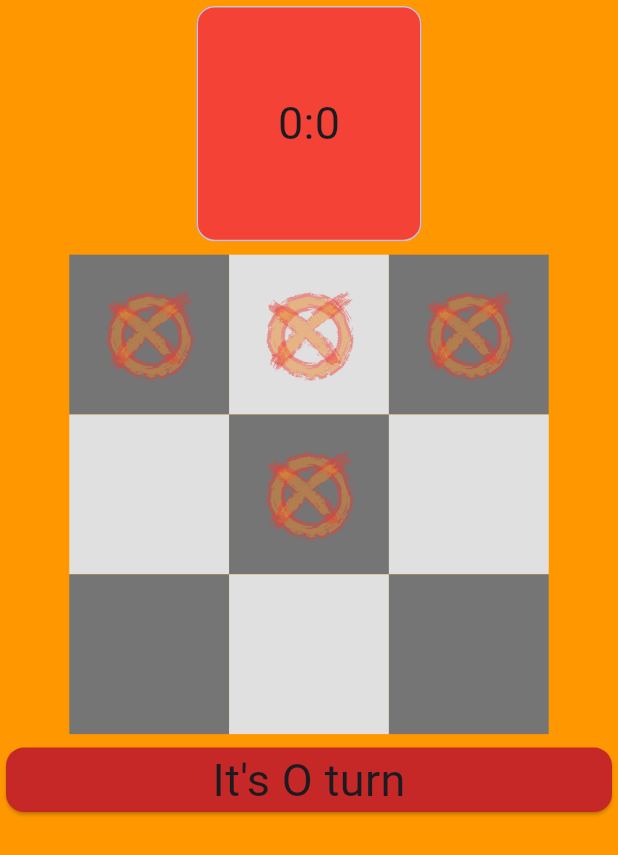
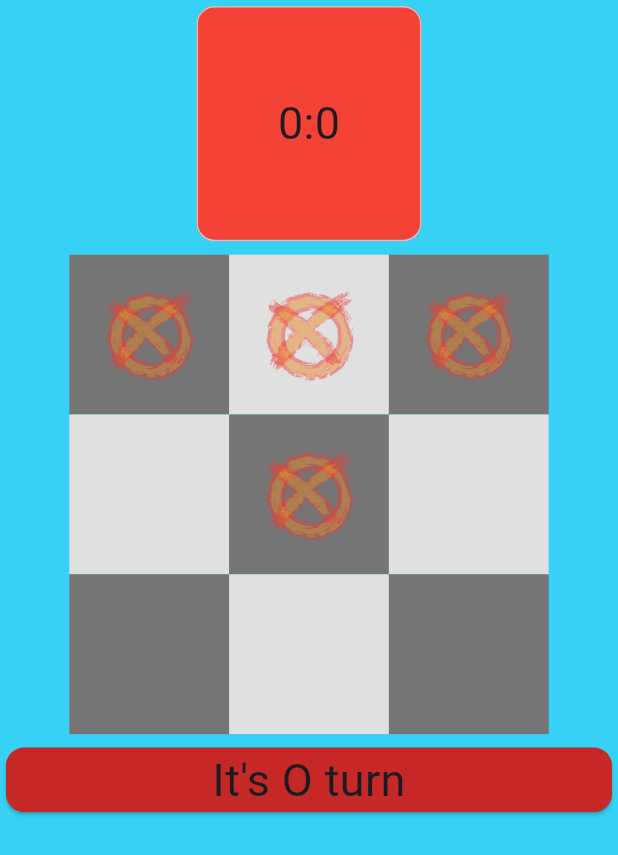
Before and after one commit to Nagepo/TicTacToe, a Flutter app: the screen it shows after launch, after a tap on "Play with a friend", on a phone screen of 412 x 824 dp. Shown: the top 855 px of the screen. Run offline on Flutter 3.47's test engine with Material 3 defaults, Android fonts, the phone set to English and light mode, and no system bars; our stand-ins replace flutter_riverpod, google_fonts.

Commit message:
Home button estetic

```diff
--- a/lib/main.dart
+++ b/lib/main.dart
@@ -68,11 +68,11 @@ class _MyHomePageState extends State<MyHomePage> {
     return Scaffold(
       backgroundColor: const Color.fromARGB(255, 54, 209, 244),
       body: Container(
-        decoration: const BoxDecoration(
+        /*decoration: const BoxDecoration(
           image: DecorationImage(
             image: AssetImage("assets/Back.png"),
           ),
-        ),
+        ),*/
         child: Center(
           child: Column(
             mainAxisSize: MainAxisSize.min,
@@ -102,7 +102,7 @@ class _MyHomePageState extends State<MyHomePage> {
                 children: [
                   Padding(
                     padding: const EdgeInsets.all(4.0),
-                    child: OutlinedButton(
+                    child: ElevatedButton(
                       onPressed: () {
                         Navigator.of(context).push(
                           MaterialPageRoute(
@@ -112,32 +112,35 @@ class _MyHomePageState extends State<MyHomePage> {
                       },
                       style: const ButtonStyle(
                         backgroundColor: WidgetStatePropertyAll(Colors.orange),
+                        elevation: WidgetStatePropertyAll(4),
                       ),
                       child: buttonPacking("Play with a friend", Icons.man),
                     ),
                   ),
                   Padding(
                     padding: const EdgeInsets.all(4.0),
-                    child: OutlinedButton(
+                    child: ElevatedButton(
                       onPressed: () {
                         Navigator.of(context).push(
                           MaterialPageRoute(
-                            builder: (context) => BotPage(),
+                            builder: (context) => const BotPage(),
                           ),
                         );
                       },
                       style: const ButtonStyle(
                         backgroundColor: WidgetStatePropertyAll(Colors.orange),
+                        elevation: WidgetStatePropertyAll(4),
                       ),
                       child: buttonPacking("Play with a bot", Icons.computer),
                     ),
                   ),
                   Padding(
                     padding: const EdgeInsets.all(4.0),
-                    child: OutlinedButton(
+                    child: ElevatedButton(
                       onPressed: () {},
                       style: const ButtonStyle(
                         backgroundColor: WidgetStatePropertyAll(Colors.orange),
+                        elevation: WidgetStatePropertyAll(4),
                       ),
                       child: buttonPacking("Options", Icons.list),
                     ),
--- a/lib/pages/with_bot.dart
+++ b/lib/pages/with_bot.dart
@@ -31,7 +31,7 @@ class BotPage extends ConsumerWidget {
     }
 
     return Scaffold(
-      backgroundColor: Colors.red,
+      backgroundColor: const Color.fromARGB(255, 54, 209, 244),
       body: Center(
         child: SizedBox(
           width: MediaQuery.of(context).size.width * 0.8,
--- a/lib/pages/with_player.dart
+++ b/lib/pages/with_player.dart
@@ -25,7 +25,7 @@ class PlayerPage extends ConsumerWidget {
     }
 
     return Scaffold(
-      backgroundColor: Colors.orange,
+      backgroundColor: const Color.fromARGB(255, 54, 209, 244),
       body: Column(
         mainAxisAlignment: MainAxisAlignment.center,
         mainAxisSize: MainAxisSize.min,
```
